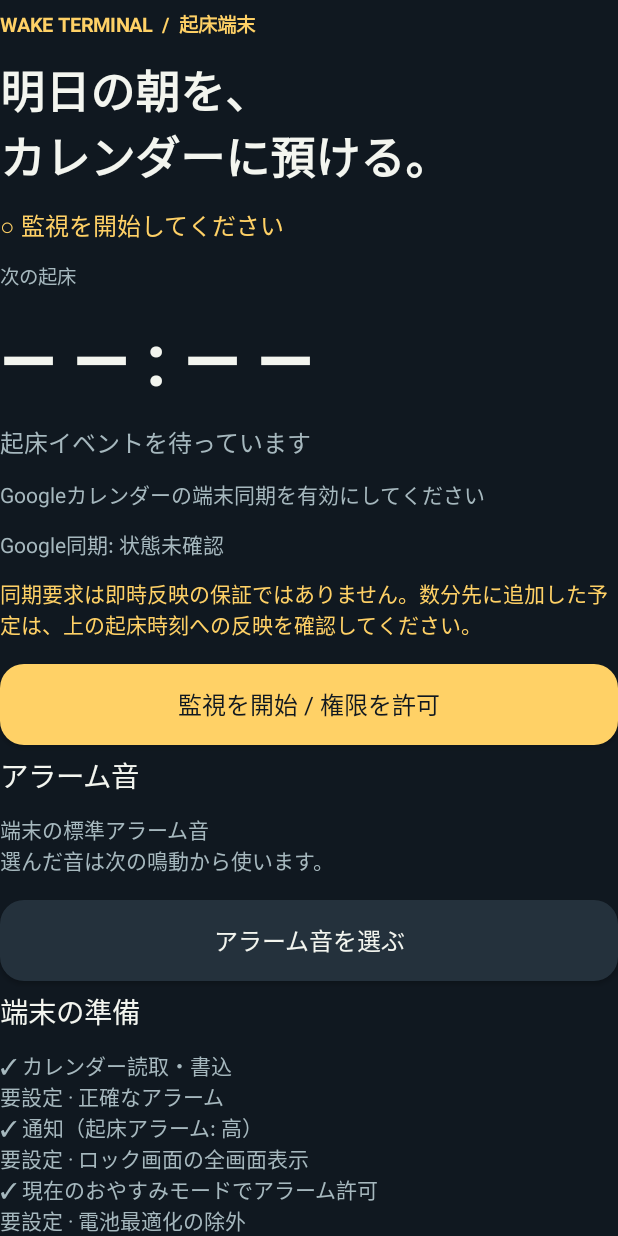
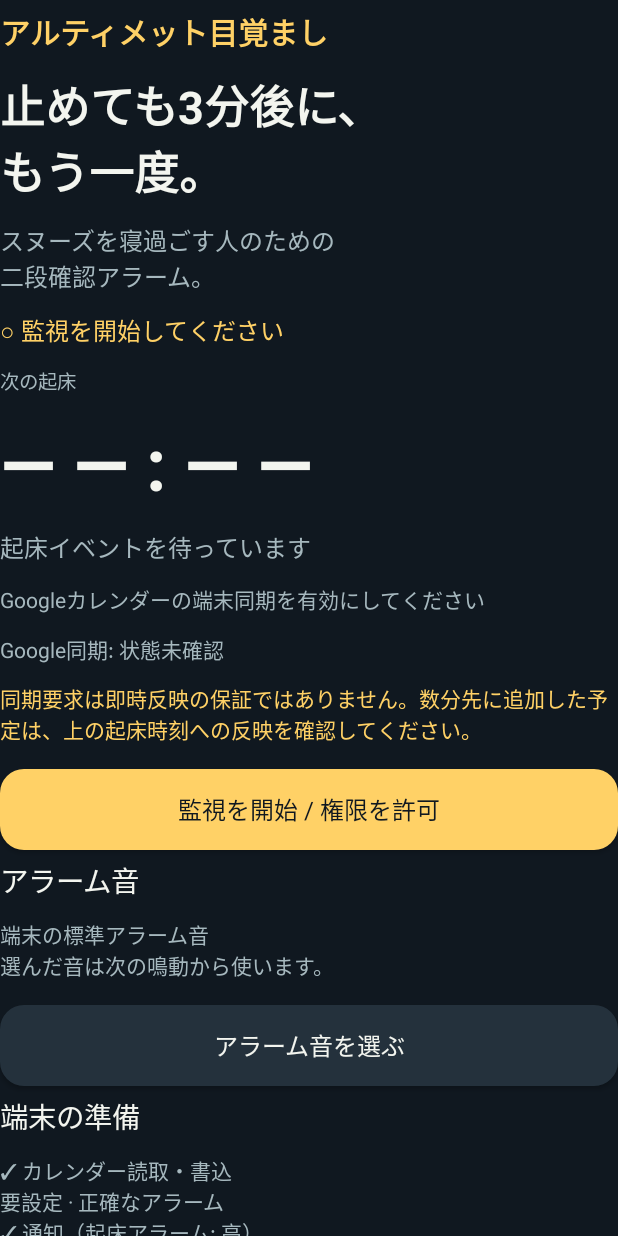
Before and after one commit to LemLame/ultimate-wake-alarm, an Android app: the screen it shows after launch (MainActivity), on a phone screen of 412 x 824 dp. Run offline under Robolectric (Android 15) with nearby library versions, the phone set to English and light mode, and no system bars.

Commit message:
Rename app to Ultimate Wake Alarm

```diff
--- a/app/build.gradle
+++ b/app/build.gradle
@@ -7,8 +7,8 @@ android {
         applicationId 'jp.waketerminal'
         minSdk 26
         targetSdk 35
-        versionCode 2
-        versionName '1.1.0'
+        versionCode 3
+        versionName '1.1.1'
         testInstrumentationRunner 'jp.waketerminal.DeviceTests'
     }
     compileOptions {
--- a/app/src/main/AndroidManifest.xml
+++ b/app/src/main/AndroidManifest.xml
@@ -19,7 +19,7 @@
     <queries>
         <intent><action android:name="android.content.SyncAdapter" /></intent>
     </queries>
-    <application android:label="起床端末" android:icon="@drawable/ic_alarm"
+    <application android:label="アルティメット目覚まし" android:icon="@drawable/ic_alarm"
         android:theme="@style/AppTheme" android:allowBackup="false" android:fullBackupContent="false"
         android:dataExtractionRules="@xml/data_extraction_rules"
         android:supportsRtl="true">
--- a/app/src/main/java/jp/waketerminal/AlarmActivity.java
+++ b/app/src/main/java/jp/waketerminal/AlarmActivity.java
@@ -33,7 +33,7 @@ public final class AlarmActivity extends Activity {
         LinearLayout layout = new LinearLayout(this); layout.setOrientation(LinearLayout.VERTICAL);
         layout.setGravity(Gravity.CENTER); layout.setBackgroundColor(Ui.BG);
         setContentView(layout); Ui.insets(this, layout, 28);
-        TextView brand = Ui.text(this, "WAKE TERMINAL", 14, Ui.GOLD); brand.setGravity(Gravity.CENTER); layout.addView(brand);
+        TextView brand = Ui.text(this, "アルティメット目覚まし", 18, Ui.GOLD); brand.setGravity(Gravity.CENTER); layout.addView(brand);
         clock = Ui.text(this, "", 60, Ui.INK); Ui.bold(clock); clock.setGravity(Gravity.CENTER); layout.addView(clock);
         title = Ui.text(this, "起きる時間です", 28, Ui.INK); Ui.bold(title); title.setGravity(Gravity.CENTER); layout.addView(title);
         detail = Ui.text(this, "", 16, Ui.MUTED); detail.setGravity(Gravity.CENTER); layout.addView(detail);
--- a/app/src/main/java/jp/waketerminal/MainActivity.java
+++ b/app/src/main/java/jp/waketerminal/MainActivity.java
@@ -52,8 +52,9 @@ public final class MainActivity extends Activity {
         ScrollView scroll = new ScrollView(this); scroll.setFillViewport(true); scroll.setBackgroundColor(Ui.BG);
         LinearLayout layout = new LinearLayout(this); layout.setOrientation(LinearLayout.VERTICAL);
         scroll.addView(layout); setContentView(scroll); Ui.insets(this, layout, 28);
-        TextView brand = Ui.text(this, "WAKE TERMINAL  /  起床端末", 13, Ui.GOLD); Ui.bold(brand); layout.addView(brand);
-        TextView title = Ui.text(this, "明日の朝を、\nカレンダーに預ける。", 30, Ui.INK); Ui.bold(title); layout.addView(title);
+        TextView brand = Ui.text(this, "アルティメット目覚まし", 20, Ui.GOLD); Ui.bold(brand); layout.addView(brand);
+        TextView title = Ui.text(this, "止めても3分後に、\nもう一度。", 30, Ui.INK); Ui.bold(title); layout.addView(title);
+        layout.addView(Ui.text(this, "スヌーズを寝過ごす人のための\n二段確認アラーム。", 16, Ui.MUTED));
         status = Ui.text(this, "準備中", 16, Ui.GREEN); layout.addView(status);
         layout.addView(Ui.text(this, "次の起床", 13, Ui.MUTED));
         nextTime = Ui.text(this, "— — : — —", 48, Ui.INK); Ui.bold(nextTime); layout.addView(nextTime);
--- a/app/src/main/java/jp/waketerminal/Notifications.java
+++ b/app/src/main/java/jp/waketerminal/Notifications.java
@@ -27,7 +27,7 @@ final class Notifications {
     }
     static Notification monitor(Context c, String text) {
         return new Notification.Builder(c, MONITOR).setSmallIcon(R.drawable.ic_alarm)
-            .setContentTitle("起床端末 · 監視中").setContentText(text).setOngoing(true)
+            .setContentTitle("アルティメット目覚まし · 監視中").setContentText(text).setOngoing(true)
             .setContentIntent(screen(c, MainActivity.class)).build();
     }
     static Notification alarm(Context c, AlarmSession s, boolean fullScreen) {
--- a/settings.gradle
+++ b/settings.gradle
@@ -5,5 +5,5 @@ dependencyResolutionManagement {
     repositoriesMode.set(RepositoriesMode.FAIL_ON_PROJECT_REPOS)
     repositories { google(); mavenCentral() }
 }
-rootProject.name = 'WakeTerminal'
+rootProject.name = 'UltimateWakeAlarm'
 include ':app'
```
Also changed, not shown: 4 other files.
